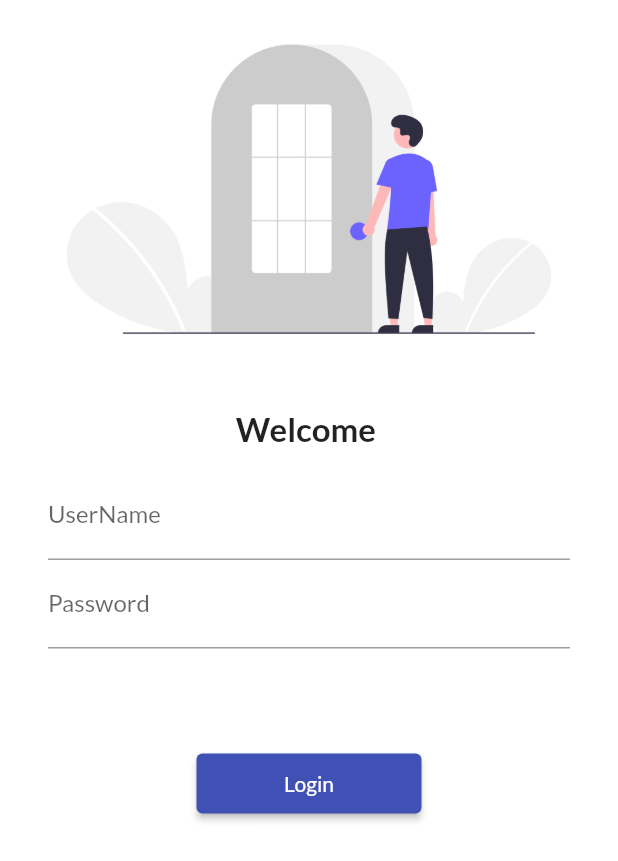
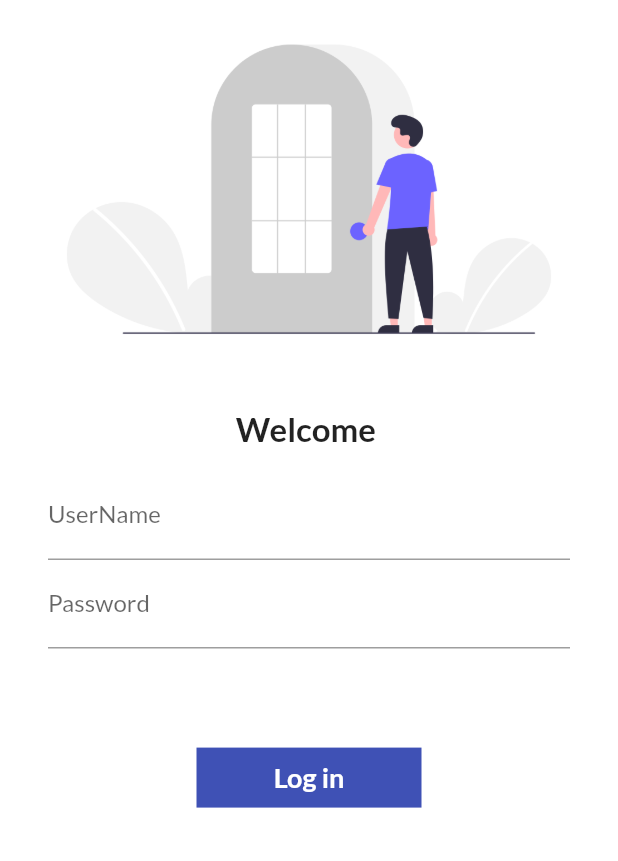
Before and after one commit to monjur35/flutterCourse, a Flutter app: the screen it shows after launch, on a phone screen of 412 x 824 dp. Shown: the top 861 px of the screen. Run offline on Flutter 3.47's test engine with Material 2 defaults, Android fonts, the phone set to English and light mode, and no system bars; our stand-ins replace google_fonts.

```diff
--- a/lib/pages/login_page.dart
+++ b/lib/pages/login_page.dart
@@ -41,12 +41,23 @@ class _LoginPageState extends State<LoginPage> {
               ]),
             ),
             const SizedBox(height: 50),
-            ElevatedButton(
+           Container(
+             width: 150,
+             height: 40,
+             color: Colors.indigo,
+             alignment: Alignment.center,
+             child: const Text("Log in",
+             style: TextStyle(color:Colors.white,
+             fontWeight: FontWeight.bold,
+             fontSize: 18)),
+
+           ),
+           /* ElevatedButton(
                 child: Text("Login"),
                 style: TextButton.styleFrom(minimumSize: Size(150, 40)),
                 onPressed: () {
                   Navigator.pushNamed(context, MyRoutes.homeRoute);
-                })
+                })*/
           ]),
         ));
   }
```
